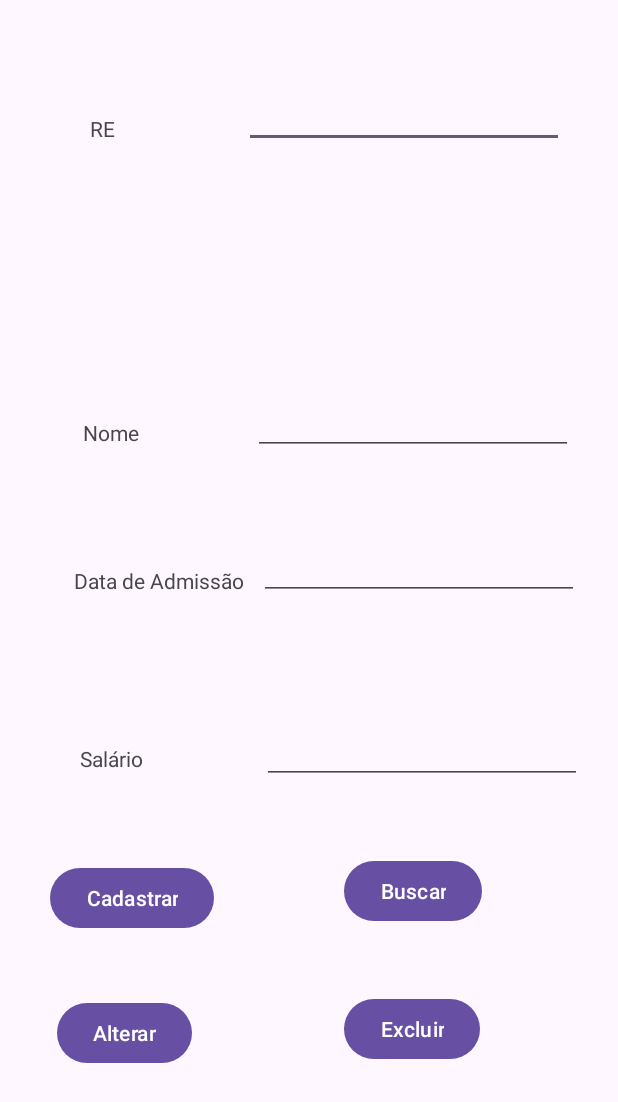
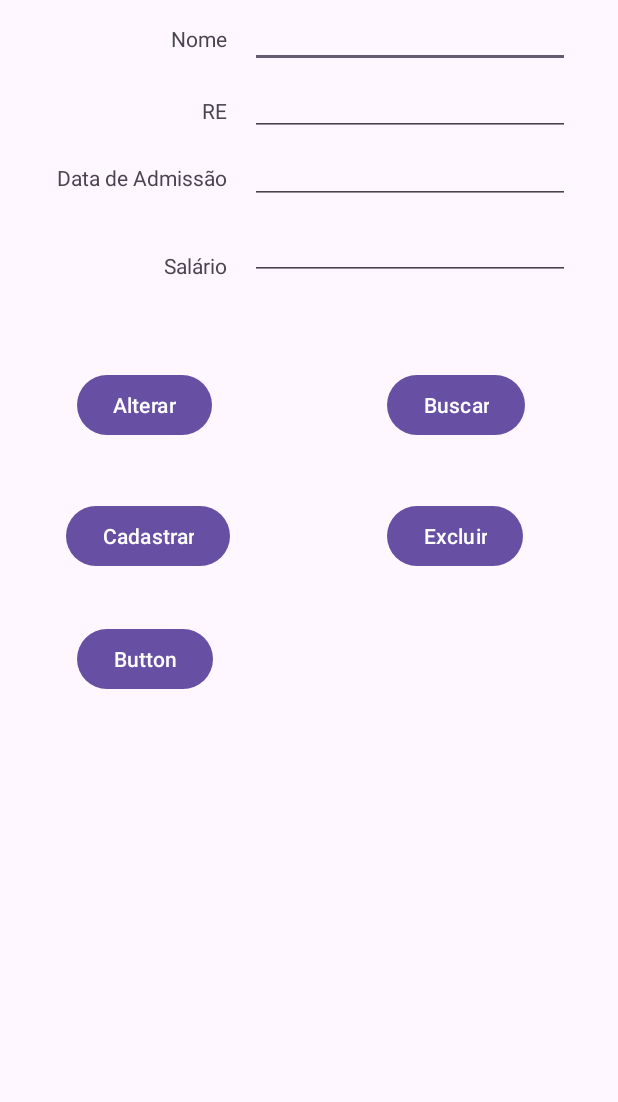
Before and after one commit to eanassu/FMU2024_12aN, an Android app: the DatabaseActivity screen opened directly, with no data from a screen before it, on a phone screen of 412 x 824 dp. Shown: the top 1102 px of the screen. Run offline under Robolectric (Android 15) with nearby library versions, the phone set to English and light mode, and no system bars.

```diff
--- a/app/src/main/java/br/fmu/aula2an/DatabaseActivity.java
+++ b/app/src/main/java/br/fmu/aula2an/DatabaseActivity.java
@@ -2,6 +2,7 @@ package br.fmu.aula2an;
 
 import androidx.appcompat.app.AppCompatActivity;
 
+import android.content.Intent;
 import android.os.Bundle;
 import android.view.View;
 import android.widget.EditText;
@@ -67,4 +68,9 @@ public class DatabaseActivity extends AppCompatActivity {
         editTextDataAdmissao.setText(dateFormat.format(f.getDataAdmissao()));
         editTextSalario.setText(Double.toString(f.getSalario()));
     }
+
+    public void lista(View view) {
+        Intent intent = new Intent( this, ListaActivity.class );
+        startActivity(intent);
+    }
  }
--- a/app/src/main/res/layout/activity_database.xml
+++ b/app/src/main/res/layout/activity_database.xml
@@ -10,8 +10,7 @@
         android:id="@+id/editTextRe"
         android:layout_width="wrap_content"
         android:layout_height="wrap_content"
-        android:layout_marginTop="53dp"
-        android:layout_marginEnd="36dp"
+        android:layout_marginEnd="32dp"
         android:ems="10"
         android:inputType="number"
         app:layout_constraintEnd_toEndOf="parent"
@@ -21,117 +20,122 @@
         android:id="@+id/editTextNome"
         android:layout_width="wrap_content"
         android:layout_height="wrap_content"
-        android:layout_marginEnd="30dp"
-        android:layout_marginBottom="51dp"
         android:ems="10"
         android:inputType="text"
-        app:layout_constraintBottom_toTopOf="@+id/editTextDataAdmissao"
-        app:layout_constraintEnd_toEndOf="parent" />
+        app:layout_constraintStart_toStartOf="@+id/editTextRe"
+        app:layout_constraintTop_toBottomOf="@+id/editTextRe" />
 
     <EditText
         android:id="@+id/editTextDataAdmissao"
         android:layout_width="wrap_content"
         android:layout_height="wrap_content"
-        android:layout_marginEnd="26dp"
-        android:layout_marginBottom="77dp"
         android:ems="10"
         android:inputType="date"
-        app:layout_constraintBottom_toTopOf="@+id/editTextSalario"
-        app:layout_constraintEnd_toEndOf="parent" />
+        app:layout_constraintStart_toStartOf="@+id/editTextNome"
+        app:layout_constraintTop_toBottomOf="@+id/editTextNome" />
 
     <EditText
         android:id="@+id/editTextSalario"
         android:layout_width="wrap_content"
         android:layout_height="wrap_content"
-        android:layout_marginEnd="24dp"
-        android:layout_marginBottom="52dp"
+        android:layout_marginTop="5dp"
         android:ems="10"
         android:inputType="numberDecimal"
-        app:layout_constraintBottom_toTopOf="@+id/button3"
-        app:layout_constraintEnd_toEndOf="parent" />
+        app:layout_constraintStart_toStartOf="@+id/editTextDataAdmissao"
+        app:layout_constraintTop_toBottomOf="@+id/editTextDataAdmissao" />
 
     <Button
         android:id="@+id/button3"
         android:layout_width="wrap_content"
         android:layout_height="wrap_content"
-        android:layout_marginStart="33dp"
-        android:layout_marginBottom="201dp"
+        android:layout_marginStart="44dp"
         android:onClick="cadastrar"
         android:text="@string/txt_cadastrar"
-        app:layout_constraintBottom_toBottomOf="parent"
-        app:layout_constraintStart_toStartOf="parent" />
+        app:layout_constraintBottom_toBottomOf="@+id/button6"
+        app:layout_constraintStart_toStartOf="parent"
+        app:layout_constraintTop_toTopOf="@+id/button6" />
 
     <TextView
         android:id="@+id/textView2"
         android:layout_width="wrap_content"
         android:layout_height="wrap_content"
-        android:layout_marginStart="60dp"
-        android:layout_marginTop="76dp"
+        android:layout_marginEnd="15dp"
+        android:layout_marginBottom="7dp"
         android:text="@string/txt_re"
-        app:layout_constraintStart_toStartOf="parent"
-        app:layout_constraintTop_toTopOf="parent" />
+        app:layout_constraintBottom_toBottomOf="@+id/editTextNome"
+        app:layout_constraintEnd_toStartOf="@+id/editTextNome" />
 
     <TextView
         android:id="@+id/textView3"
         android:layout_width="wrap_content"
         android:layout_height="wrap_content"
-        android:layout_marginStart="55dp"
-        android:layout_marginBottom="5dp"
+        android:layout_marginTop="16dp"
+        android:layout_marginEnd="15dp"
         android:text="@string/txt_nome"
-        app:layout_constraintBottom_toBottomOf="@+id/editTextNome"
-        app:layout_constraintStart_toStartOf="parent" />
+        app:layout_constraintEnd_toStartOf="@+id/editTextRe"
+        app:layout_constraintTop_toTopOf="parent" />
 
     <TextView
         android:id="@+id/textView5"
         android:layout_width="wrap_content"
         android:layout_height="wrap_content"
-        android:layout_marginStart="49dp"
-        android:layout_marginBottom="3dp"
+        android:layout_marginEnd="15dp"
+        android:layout_marginBottom="8dp"
         android:text="@string/txt_dataadmissao"
         app:layout_constraintBottom_toBottomOf="@+id/editTextDataAdmissao"
-        app:layout_constraintStart_toStartOf="parent" />
+        app:layout_constraintEnd_toStartOf="@+id/editTextDataAdmissao" />
 
     <TextView
         android:id="@+id/textView7"
         android:layout_width="wrap_content"
         android:layout_height="wrap_content"
-        android:layout_marginStart="53dp"
-        android:layout_marginBottom="59dp"
+        android:layout_marginEnd="15dp"
         android:text="@string/txt_salario"
-        app:layout_constraintBottom_toTopOf="@+id/button3"
-        app:layout_constraintStart_toStartOf="parent" />
+        app:layout_constraintBottom_toBottomOf="@+id/editTextSalario"
+        app:layout_constraintEnd_toStartOf="@+id/editTextSalario" />
 
     <Button
         android:id="@+id/button4"
         android:layout_width="wrap_content"
         android:layout_height="wrap_content"
-        android:layout_marginStart="67dp"
-        android:layout_marginTop="47dp"
-        android:layout_marginEnd="67dp"
+        android:layout_marginTop="59dp"
+        android:layout_marginEnd="62dp"
         android:onClick="buscar"
         android:text="@string/txt_buscar"
-        app:layout_constraintEnd_toEndOf="@+id/editTextSalario"
-        app:layout_constraintStart_toEndOf="@+id/textView5"
+        app:layout_constraintEnd_toEndOf="parent"
         app:layout_constraintTop_toBottomOf="@+id/editTextSalario" />
 
     <Button
         android:id="@+id/button5"
         android:layout_width="wrap_content"
         android:layout_height="wrap_content"
-        android:layout_marginStart="38dp"
-        android:layout_marginBottom="111dp"
+        android:layout_marginStart="12dp"
+        android:layout_marginEnd="11dp"
+        android:layout_marginBottom="39dp"
         android:onClick="cadastrar"
         android:text="@string/txt_alterar"
-        app:layout_constraintBottom_toBottomOf="parent"
-        app:layout_constraintStart_toStartOf="parent" />
+        app:layout_constraintBottom_toTopOf="@+id/button3"
+        app:layout_constraintEnd_toEndOf="@+id/button3"
+        app:layout_constraintStart_toStartOf="@+id/textView5" />
 
     <Button
         android:id="@+id/button6"
         android:layout_width="wrap_content"
         android:layout_height="wrap_content"
-        android:layout_marginTop="44dp"
+        android:layout_marginTop="39dp"
         android:onClick="cadastrar"
         android:text="@string/txt_excluir"
         app:layout_constraintStart_toStartOf="@+id/button4"
         app:layout_constraintTop_toBottomOf="@+id/button4" />
+
+    <Button
+        android:id="@+id/button7"
+        android:layout_width="wrap_content"
+        android:layout_height="wrap_content"
+        android:layout_marginStart="7dp"
+        android:layout_marginTop="34dp"
+        android:onClick="lista"
+        android:text="Button"
+        app:layout_constraintStart_toStartOf="@+id/button3"
+        app:layout_constraintTop_toBottomOf="@+id/button3" />
 </androidx.constraintlayout.widget.ConstraintLayout>
--- a/app/src/main/res/layout/item_funcionario.xml
+++ b/app/src/main/res/layout/item_funcionario.xml
@@ -2,8 +2,8 @@
 <androidx.constraintlayout.widget.ConstraintLayout xmlns:android="http://schemas.android.com/apk/res/android"
     xmlns:app="http://schemas.android.com/apk/res-auto"
     xmlns:tools="http://schemas.android.com/tools"
-    android:layout_width="match_parent"
-    android:layout_height="match_parent">
+    android:layout_width="wrap_content"
+    android:layout_height="wrap_content">
 
     <TextView
         android:id="@+id/item_re"
```
Also changed, not shown: app/src/main/java/br/fmu/aula2an/FuncionarioAdapter.java (added, +46 -0 lines), app/src/main/java/br/fmu/aula2an/ListaActivity.java (+12 -0 lines), app/src/main/res/layout/activity_lista.xml (+10 -0 lines).
